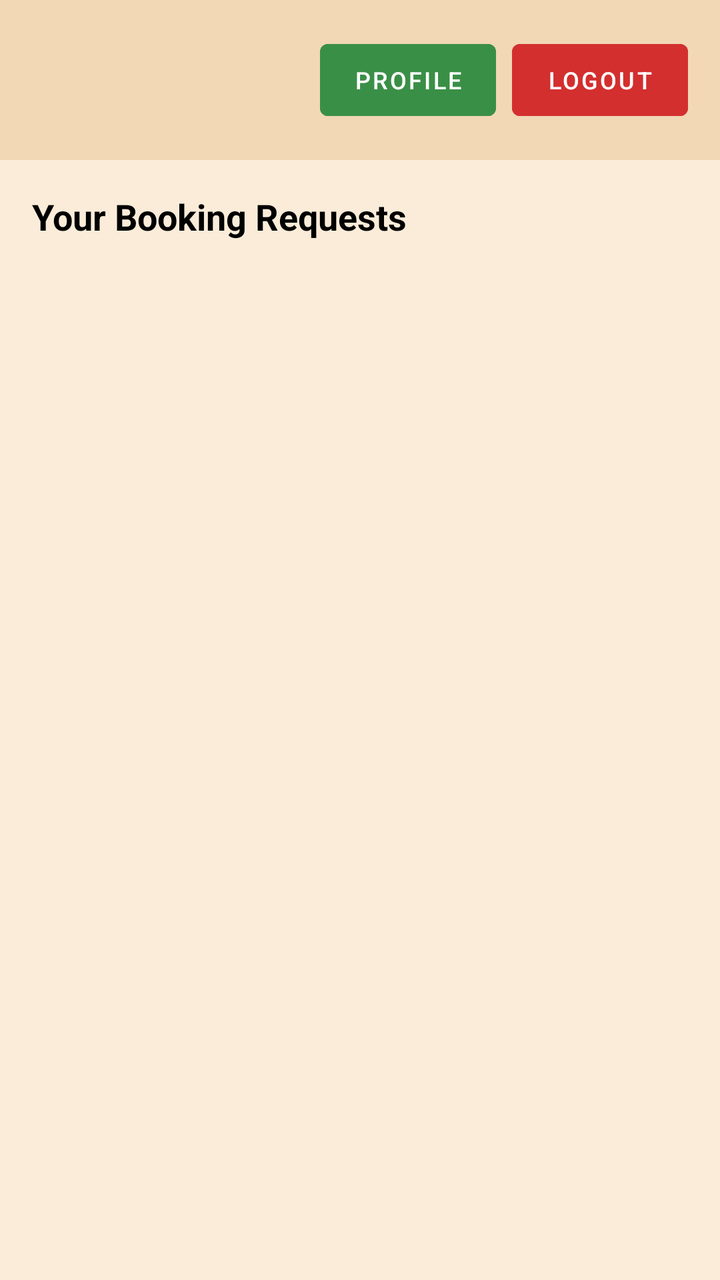
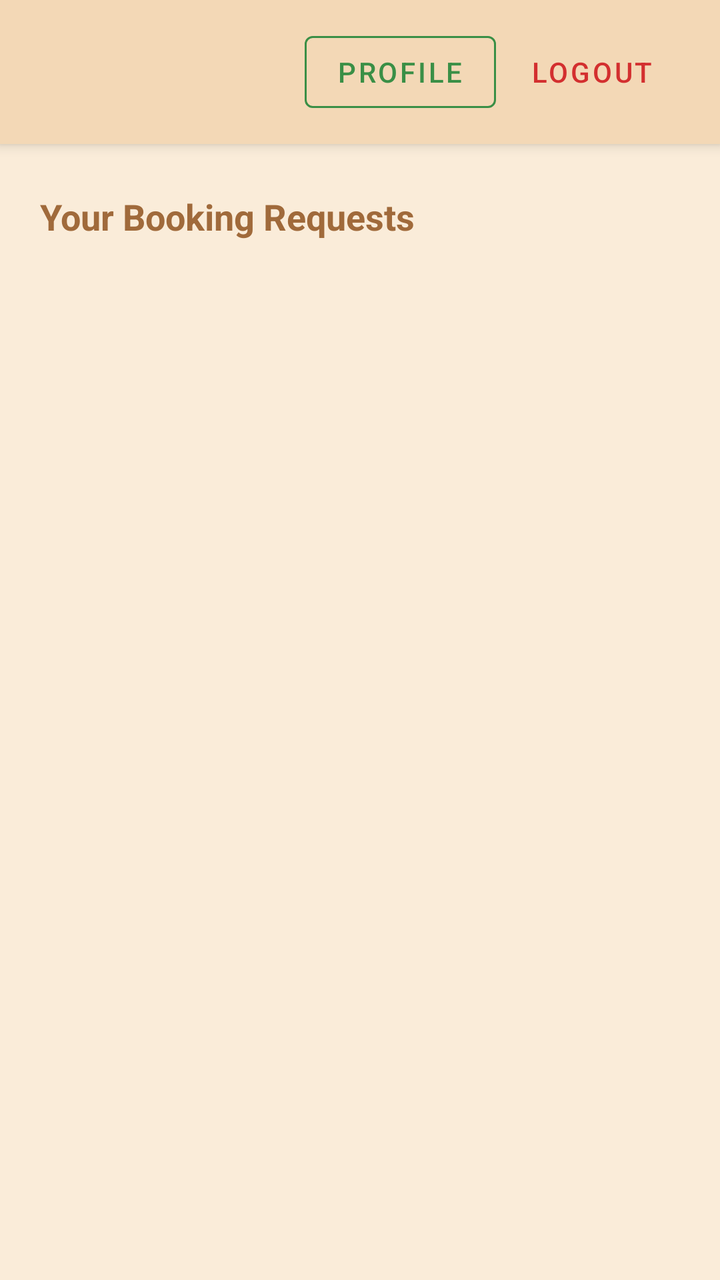

The first picture is an Android layout as it rendered before a commit; the second is the same layout after the commit. The layout source and the unified diff follow.
<!-- AndroidManifest.xml: application theme Theme.NannySystem -->
<!-- res/layout/activity_nanny_dashboard.xml -->
<?xml version="1.0" encoding="utf-8"?>
<LinearLayout xmlns:android="http://schemas.android.com/apk/res/android"
    android:layout_width="match_parent"
    android:layout_height="match_parent"
    android:background="#FAECD9"
    android:orientation="vertical">

    
    <LinearLayout
        android:layout_width="match_parent"
        android:layout_height="wrap_content"
        android:background="#F3D8B6"
        android:gravity="center_vertical"
        android:orientation="horizontal"
        android:padding="16dp">

        <TextView
            android:id="@+id/tvNannyWelcome"
            android:layout_width="0dp"
            android:layout_height="wrap_content"
            android:layout_weight="1"
            android:textColor="#A06A3B"
            android:textSize="20sp"
            android:textStyle="bold" />

        <Button
            android:id="@+id/btnEditProfile"
            android:layout_width="wrap_content"
            android:layout_height="wrap_content"
            android:backgroundTint="#3A8F46"
            android:text="Profile"
            android:textColor="#FFFFFF"
            android:textSize="12sp"
            android:layout_marginEnd="8dp"/>

        <Button
            android:id="@+id/btnNannyLogout"
            android:layout_width="wrap_content"
            android:layout_height="wrap_content"
            android:backgroundTint="#D32F2F"
            android:text="Logout"
            android:textColor="#FFFFFF"
            android:textSize="12sp" />
    </LinearLayout>

    <TextView
        android:layout_width="match_parent"
        android:layout_height="wrap_content"
        android:text="Your Booking Requests"
        android:textSize="18sp"
        android:textStyle="bold"
        android:textColor="#000000"
        android:padding="16dp"/>

    
    <androidx.recyclerview.widget.RecyclerView
        android:id="@+id/rvBookingRequests"
        android:layout_width="match_parent"
        android:layout_height="match_parent"
        android:padding="8dp"
        android:clipToPadding="false" />

</LinearLayout>
<!-- resources referenced by this layout -->
<resources>
  <style name="Theme.NannySystem" parent="Theme.MaterialComponents.DayNight.DarkActionBar">
          
          <item name="colorPrimary">@color/purple_500</item>
          <item name="colorPrimaryVariant">@color/purple_700</item>
          <item name="colorOnPrimary">@color/white</item>
          
          <item name="colorSecondary">@color/teal_200</item>
          <item name="colorSecondaryVariant">@color/teal_700</item>
          <item name="colorOnSecondary">@color/black</item>
          
          <item name="android:statusBarColor">?attr/colorPrimaryVariant</item>
          
      </style>
  <color name="purple_500">#FF6200EE</color>
  <color name="purple_700">#FF3700B3</color>
  <color name="white">#FFFFFFFF</color>
  <color name="teal_200">#FF03DAC5</color>
  <color name="teal_700">#FF018786</color>
  <color name="black">#FF000000</color>
</resources>

<!-- the commit's change to res/layout/activity_nanny_dashboard.xml (unified diff, before → after) -->
@@ -1,63 +1,86 @@
 <?xml version="1.0" encoding="utf-8"?>
-<LinearLayout xmlns:android="http://schemas.android.com/apk/res/android"
+<androidx.constraintlayout.widget.ConstraintLayout xmlns:android="http://schemas.android.com/apk/res/android"
+    xmlns:app="http://schemas.android.com/apk/res-auto"
     android:layout_width="match_parent"
     android:layout_height="match_parent"
-    android:background="#FAECD9"
-    android:orientation="vertical">
+    android:background="#FAECD9">
 
     
-    <LinearLayout
+    <androidx.constraintlayout.widget.ConstraintLayout
+        android:id="@+id/headerLayout"
         android:layout_width="match_parent"
         android:layout_height="wrap_content"
         android:background="#F3D8B6"
-        android:gravity="center_vertical"
-        android:orientation="horizontal"
-        android:padding="16dp">
+        android:elevation="4dp"
+        android:paddingHorizontal="20dp"
+        android:paddingVertical="12dp"
+        app:layout_constraintTop_toTopOf="parent">
 
         <TextView
             android:id="@+id/tvNannyWelcome"
             android:layout_width="0dp"
             android:layout_height="wrap_content"
-            android:layout_weight="1"
+            android:layout_marginEnd="8dp"
             android:textColor="#A06A3B"
             android:textSize="20sp"
-            android:textStyle="bold" />
+            android:textStyle="bold"
+            app:layout_constraintBottom_toBottomOf="parent"
+            app:layout_constraintEnd_toStartOf="@+id/btnEditProfile"
+            app:layout_constraintStart_toStartOf="parent"
+            app:layout_constraintTop_toTopOf="parent" />
 
-        <Button
+        
+        <com.google.android.material.button.MaterialButton
             android:id="@+id/btnEditProfile"
+            style="@style/Widget.MaterialComponents.Button.OutlinedButton"
             android:layout_width="wrap_content"
             android:layout_height="wrap_content"
-            android:backgroundTint="#3A8F46"
+            android:layout_marginEnd="4dp"
             android:text="Profile"
-            android:textColor="#FFFFFF"
-            android:textSize="12sp"
-            android:layout_marginEnd="8dp"/>
+            android:textColor="#3A8F46"
+            app:strokeColor="#3A8F46"
+            app:strokeWidth="1dp"
+            app:layout_constraintBottom_toBottomOf="parent"
+            app:layout_constraintEnd_toStartOf="@+id/btnNannyLogout"
+            app:layout_constraintTop_toTopOf="parent" />
 
-        <Button
+        
+        <com.google.android.material.button.MaterialButton
             android:id="@+id/btnNannyLogout"
+            style="@style/Widget.MaterialComponents.Button.TextButton"
             android:layout_width="wrap_content"
             android:layout_height="wrap_content"
-            android:backgroundTint="#D32F2F"
             android:text="Logout"
-            android:textColor="#FFFFFF"
-            android:textSize="12sp" />
-    </LinearLayout>
+            android:textColor="#D32F2F"
+            app:layout_constraintBottom_toBottomOf="parent"
+            app:layout_constraintEnd_toEndOf="parent"
+            app:layout_constraintTop_toTopOf="parent" />
 
+    </androidx.constraintlayout.widget.ConstraintLayout>
+
+    
     <TextView
+        android:id="@+id/tvSectionTitle"
         android:layout_width="match_parent"
         android:layout_height="wrap_content"
+        android:paddingHorizontal="20dp"
+        android:paddingTop="24dp"
+        android:paddingBottom="12dp"
         android:text="Your Booking Requests"
+        android:textColor="#A06A3B"
         android:textSize="18sp"
         android:textStyle="bold"
-        android:textColor="#000000"
-        android:padding="16dp"/>
+        app:layout_constraintTop_toBottomOf="@id/headerLayout" />
 
     
     <androidx.recyclerview.widget.RecyclerView
         android:id="@+id/rvBookingRequests"
         android:layout_width="match_parent"
-        android:layout_height="match_parent"
-        android:padding="8dp"
-        android:clipToPadding="false" />
+        android:layout_height="0dp"
+        android:clipToPadding="false"
+        android:paddingHorizontal="12dp"
+        android:paddingBottom="12dp"
+        app:layout_constraintBottom_toBottomOf="parent"
+        app:layout_constraintTop_toBottomOf="@id/tvSectionTitle" />
 
-</LinearLayout>
+</androidx.constraintlayout.widget.ConstraintLayout>
